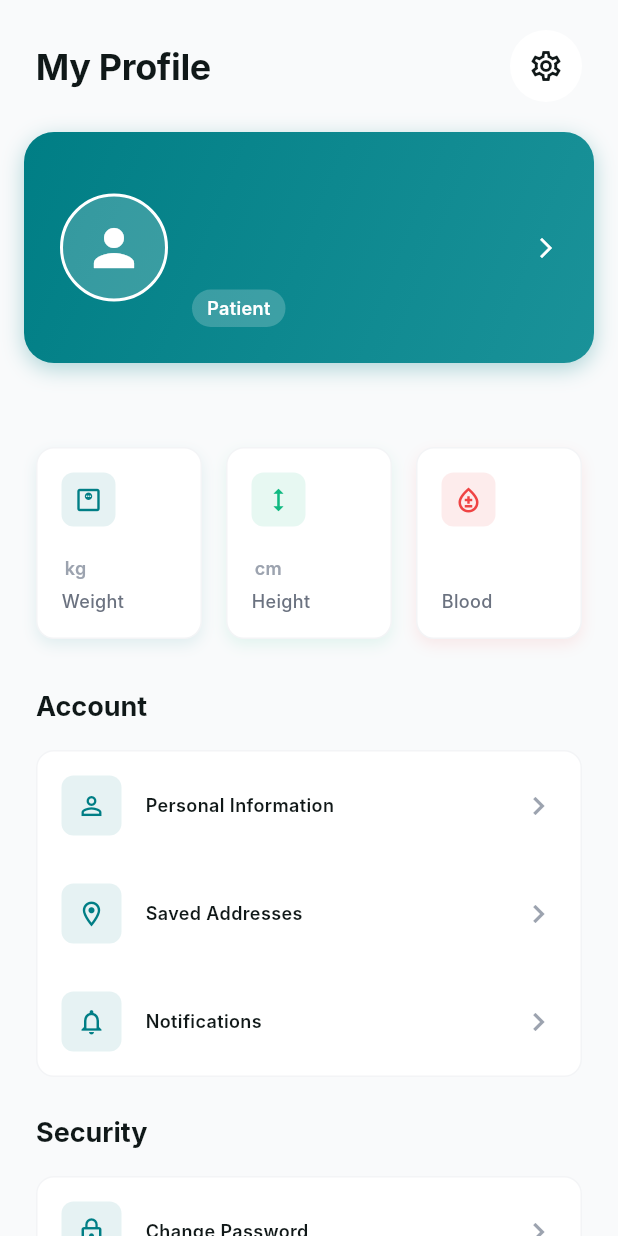
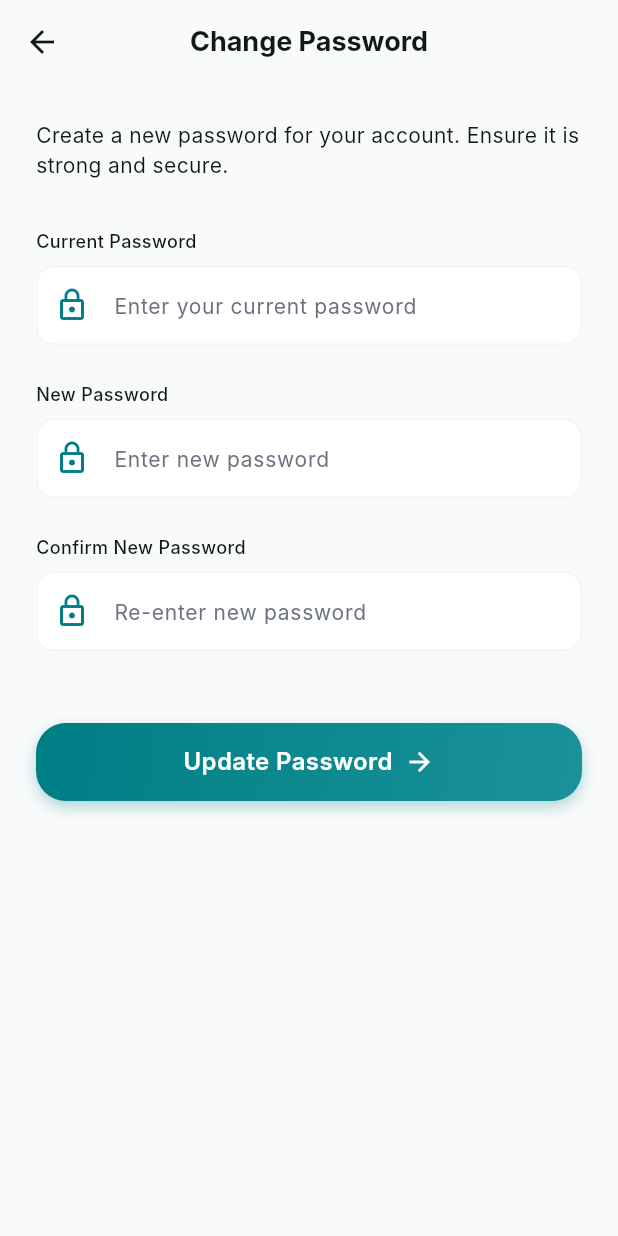
Before and after one commit to RohitDakare/Drepto_mobile, a Flutter app: the ProfilePage screen opened directly, after a tap on "Change Password", on a phone screen of 412 x 824 dp. Run offline on Flutter 3.47's test engine with Material 3 defaults, Android fonts, the phone set to English and light mode, and no system bars; our stand-ins replace dio, flutter_animate, flutter_screenutil, flutter_secure_storage, go_router, google_maps_flutter; accounts and stored records are empty; Roboto replaces fonts that are missing (Inter).

Commit message:
changes 6

```diff
--- a/drepto_healthcare/lib/core/services/appointment_service.dart
+++ b/drepto_healthcare/lib/core/services/appointment_service.dart
@@ -89,4 +89,10 @@ class AppointmentService {
       _appointments[index] = cancelled;
     }
   }
+
+  /// Get all appointments (for Admin Dashboard)
+  static Future<List<Appointment>> getAllAppointments() async {
+    await Future.delayed(const Duration(milliseconds: 500));
+    return List.from(_appointments);
+  }
 }
--- a/drepto_healthcare/lib/core/services/auth_service.dart
+++ b/drepto_healthcare/lib/core/services/auth_service.dart
@@ -32,6 +32,20 @@ class AuthService {
         'weight': '70',
         'height': '175',
         'bloodType': 'O+',
+      }
+    },
+    'admin@drepto.com': {
+      'password': _hashPassword('Admin@123'),
+      'user': {
+        'id': 'admin_1',
+        'email': 'admin@drepto.com',
+        'name': 'Super Admin',
+        'role': 'admin',
+        'phoneNumber': '+91 0000000000',
+        'isEmailVerified': true,
+        'isPhoneVerified': true,
+        'createdAt': DateTime.now().subtract(const Duration(days: 365)).toIso8601String(),
+        'lastLoginAt': DateTime.now().toIso8601String(),
       }
     },
   };
@@ -315,4 +329,59 @@ class AuthService {
       // Just return success
     }
   }
+  /// Change password
+  static Future<void> changePassword({
+    required String email,
+    required String oldPassword,
+    required String newPassword,
+  }) async {
+    // Simulate network delay
+    await Future.delayed(const Duration(seconds: 1));
+
+    final normalizedEmail = email.toLowerCase().trim();
+
+    // In production: await ApiService.post('/auth/change-password', data: {...});
+
+    if (!_mockUsers.containsKey(normalizedEmail)) {
+      throw AuthException('User not found', code: 'USER_NOT_FOUND');
+    }
+
+    final userData = _mockUsers[normalizedEmail]!;
+    final oldPasswordHash = _hashPassword(oldPassword);
+
+    if (userData['password'] != oldPasswordHash) {
+      throw AuthException('Incorrect old password', code: 'INVALID_CREDENTIALS');
+    }
+
+    if (newPassword.length < 8) {
+      throw AuthException('New password must be at least 8 characters', code: 'WEAK_PASSWORD');
+    }
+
+    // Update password
+    _mockUsers[normalizedEmail]!['password'] = _hashPassword(newPassword);
+  }
+
+  /// Get all users (for Admin Dashboard)
+  static Future<List<UserModel>> getAllUsers() async {
+    await Future.delayed(const Duration(milliseconds: 500));
+    return _mockUsers.values
+        .map((data) => UserModel.fromJson(data['user'] as Map<String, dynamic>))
+        .toList();
+  }
+
+  /// Get user statistics (for Admin Dashboard)
+  static Future<Map<String, int>> getUserStats() async {
+    await Future.delayed(const Duration(milliseconds: 500));
+    final users = _mockUsers.values
+        .map((data) => UserModel.fromJson(data['user'] as Map<String, dynamic>))
+        .toList();
+
+    return {
+      'total': users.length,
+      'patients': users.where((u) => u.role == UserRole.patient).length,
+      'doctors': users.where((u) => u.role == UserRole.doctor).length,
+      'nurses': users.where((u) => u.role == UserRole.nurse).length,
+      'pharmacy': users.where((u) => u.role == UserRole.pharmacy).length,
+    };
+  }
 }
--- a/drepto_healthcare/lib/models/user_model.dart
+++ b/drepto_healthcare/lib/models/user_model.dart
@@ -3,6 +3,7 @@ enum UserRole {
   doctor,
   nurse,
   pharmacy,
+  admin,
 }
 
 class UserModel {
@@ -139,6 +140,8 @@ class UserModel {
         return 'Nurse';
       case UserRole.pharmacy:
         return 'Pharmacy Staff';
+      case UserRole.admin:
+        return 'Administrator';
     }
   }
 }
--- a/drepto_healthcare/lib/router/app_router.dart
+++ b/drepto_healthcare/lib/router/app_router.dart
@@ -20,6 +20,8 @@ import '../screens/patient/doctor_selection_page.dart';
 import '../screens/notifications/notifications_page.dart';
 import '../screens/onboarding/forgot_password_page.dart';
 import '../screens/profile/edit_profile_page.dart';
+import '../screens/profile/change_password_page.dart';
+import '../screens/profile/privacy_policy_page.dart';
 import '../screens/pharmacy/staff/pharmacy_inventory_page.dart';
 import '../screens/pharmacy/staff/pharmacy_orders_page.dart';
 import '../screens/pharmacy/admin/pharmacy_admin_dashboard.dart';
@@ -202,6 +204,16 @@ class AppRouter {
           name: 'edit_profile',
           builder: (context, state) => const EditProfilePage(),
         ),
+        GoRoute(
+          path: '/profile/change-password',
+          name: 'change_password',
+          builder: (context, state) => const ChangePasswordPage(),
+        ),
+        GoRoute(
+          path: '/profile/privacy-policy',
+          name: 'privacy_policy',
+          builder: (context, state) => const PrivacyPolicyPage(),
+        ),
       ],
     );
   }
--- /dev/null
+++ b/drepto_healthcare/lib/screens/profile/change_password_page.dart
@@ -0,0 +1,155 @@
+import 'package:flutter/material.dart';
+import 'package:go_router/go_router.dart';
+import 'package:provider/provider.dart';
+import '../../core/constants/app_colors.dart';
+import '../../core/constants/app_spacing.dart';
+import '../../core/constants/app_text_styles.dart';
+import '../../core/providers/auth_provider.dart';
+import '../../widgets/buttons/app_buttons.dart';
+import '../../widgets/inputs/app_text_field.dart';
+
+class ChangePasswordPage extends StatefulWidget {
+  const ChangePasswordPage({super.key});
+
+  @override
+  State<ChangePasswordPage> createState() => _ChangePasswordPageState();
+}
+
+class _ChangePasswordPageState extends State<ChangePasswordPage> {
+  final _formKey = GlobalKey<FormState>();
+  final _oldPasswordController = TextEditingController();
+  final _newPasswordController = TextEditingController();
+  final _confirmPasswordController = TextEditingController();
+
+  bool _isLoading = false;
+
+  @override
+  void dispose() {
+    _oldPasswordController.dispose();
+    _newPasswordController.dispose();
+    _confirmPasswordController.dispose();
+    super.dispose();
+  }
+
+  Future<void> _handleChangePassword() async {
+    if (!_formKey.currentState!.validate()) return;
+
+    setState(() => _isLoading = true);
+
+    final authProvider = context.read<AuthProvider>();
+    final success = await authProvider.changePassword(
+      _oldPasswordController.text,
+      _newPasswordController.text,
+    );
+
+    setState(() => _isLoading = false);
+
+    if (mounted) {
+      if (success) {
+        ScaffoldMessenger.of(context).showSnackBar(
+          const SnackBar(
+            content: Text('Password changed successfully'),
+            backgroundColor: Colors.green,
+          ),
+        );
+        context.pop();
+      } else {
+        ScaffoldMessenger.of(context).showSnackBar(
+          SnackBar(
+            content: Text(authProvider.errorMessage ?? 'Failed to change password'),
+            backgroundColor: AppColors.error,
+          ),
+        );
+      }
+    }
+  }
+
+  @override
+  Widget build(BuildContext context) {
+    return Scaffold(
+      backgroundColor: AppColors.backgroundLight,
+      appBar: AppBar(
+        backgroundColor: Colors.transparent,
+        elevation: 0,
+        leading: IconButton(
+          icon: const Icon(Icons.arrow_back, color: AppColors.textPrimary),
+          onPressed: () => context.pop(),
+        ),
+        title: const Text('Change Password', style: AppTextStyles.h4),
+        centerTitle: true,
+      ),
+      body: SafeArea(
+        child: SingleChildScrollView(
+          padding: const EdgeInsets.all(24),
+          child: Form(
+            key: _formKey,
+            child: Column(
+              crossAxisAlignment: CrossAxisAlignment.start,
+              children: [
+                const Text(
+                  'Create a new password for your account. Ensure it is strong and secure.',
+                  style: AppTextStyles.bodyMedium,
+                ),
+                const SizedBox(height: 32),
+
+                AppTextField(
+                  label: 'Current Password',
+                  hint: 'Enter your current password',
+                  controller: _oldPasswordController,
+                  isPassword: true,
+                  prefixIcon: Icons.lock_outline,
+                  validator: (value) {
+                    if (value == null || value.isEmpty) {
+                      return 'Please enter your current password';
+                    }
+                    return null;
+                  },
+                ),
+                const SizedBox(height: 24),
+
+                AppTextField(
+                  label: 'New Password',
+                  hint: 'Enter new password',
+                  controller: _newPasswordController,
+                  isPassword: true,
+                  prefixIcon: Icons.lock_outline,
+                  validator: (value) {
+                    if (value == null || value.isEmpty) {
+                      return 'Please enter a new password';
+                    }
+                    if (value.length < 8) {
+                      return 'Password must be at least 8 characters';
+                    }
+                    return null;
+                  },
+                ),
+                const SizedBox(height: 24),
+
+                AppTextField(
+                  label: 'Confirm New Password',
+                  hint: 'Re-enter new password',
+                  controller: _confirmPasswordController,
+                  isPassword: true,
+                  prefixIcon: Icons.lock_outline,
+                  validator: (value) {
+                    if (value != _newPasswordController.text) {
+                      return 'Passwords do not match';
+                    }
+                    return null;
+                  },
+                ),
+                const SizedBox(height: 48),
+
+                PrimaryButton(
+                  text: 'Update Password',
+                  onPressed: _handleChangePassword,
+                  isLoading: _isLoading,
+                ),
+              ],
+            ),
+          ),
+        ),
+      ),
+    );
+  }
+}
--- a/drepto_healthcare/lib/screens/profile/profile_page.dart
+++ b/drepto_healthcare/lib/screens/profile/profile_page.dart
@@ -203,16 +203,11 @@ class ProfilePage extends StatelessWidget {
                   children: [
                     const Text('Account', style: AppTextStyles.h4),
                     const SizedBox(height: 16),
-                    _SettingsSection(
+                      _SettingsSection(
                       children: [
                         _SettingsItem(
                           icon: Icons.person_outline,
                           title: 'Personal Information',
-                          onTap: () {},
-                        ),
-                        _SettingsItem(
-                          icon: Icons.location_on_outlined,
-                          title: 'Saved Addresses',
                           onTap: () {},
                         ),
                         _SettingsItem(
@@ -233,12 +228,16 @@ class ProfilePage extends StatelessWidget {
                         _SettingsItem(
                           icon: Icons.lock_outline,
                           title: 'Change Password',
-                          onTap: () {},
+                          onTap: () {
+                             context.push('/profile/change-password');
+                          },
                         ),
                         _SettingsItem(
                           icon: Icons.security,
-                          title: 'Privacy Settings',
-                          onTap: () {},
+                          title: 'Privacy Policy',
+                          onTap: () {
+                             context.push('/profile/privacy-policy');
+                          },
                         ),
                       ],
                     ),
--- /dev/null
+++ b/drepto_healthcare/lib/widgets/inputs/app_text_field.dart
@@ -0,0 +1,70 @@
+import 'package:flutter/material.dart';
+import '../../core/constants/app_colors.dart';
+import '../../core/constants/app_spacing.dart';
+import '../../core/constants/app_text_styles.dart';
+
+class AppTextField extends StatelessWidget {
+  final String label;
+  final String hint;
+  final TextEditingController controller;
+  final bool isPassword;
+  final IconData? prefixIcon;
+  final String? Function(String?)? validator;
+  final TextInputType keyboardType;
+
+  const AppTextField({
+    super.key,
+    required this.label,
+    required this.hint,
+    required this.controller,
+    this.isPassword = false,
+    this.prefixIcon,
+    this.validator,
+    this.keyboardType = TextInputType.text,
+  });
+
+  @override
+  Widget build(BuildContext context) {
+    return Column(
+      crossAxisAlignment: CrossAxisAlignment.start,
+      children: [
+        Text(
+          label,
+          style: AppTextStyles.labelMedium,
+        ),
+        const SizedBox(height: 8),
+        TextFormField(
+          controller: controller,
+          obscureText: isPassword,
+          keyboardType: keyboardType,
+          validator: validator,
+          style: AppTextStyles.bodyMedium,
+          decoration: InputDecoration(
+            hintText: hint,
+            hintStyle: AppTextStyles.bodyMedium.copyWith(color: AppColors.textSecondary),
+            prefixIcon: prefixIcon != null ? Icon(prefixIcon, color: AppColors.primary) : null,
+            filled: true,
+            fillColor: AppColors.surfaceLight,
+            border: OutlineInputBorder(
+              borderRadius: AppSpacing.borderRadiusMd,
+              borderSide: const BorderSide(color: AppColors.borderLight),
+            ),
+            enabledBorder: OutlineInputBorder(
+              borderRadius: AppSpacing.borderRadiusMd,
+              borderSide: const BorderSide(color: AppColors.borderLight),
+            ),
+            focusedBorder: OutlineInputBorder(
+              borderRadius: AppSpacing.borderRadiusMd,
+              borderSide: const BorderSide(color: AppColors.primary, width: 2),
+            ),
+            errorBorder: OutlineInputBorder(
+              borderRadius: AppSpacing.borderRadiusMd,
+              borderSide: const BorderSide(color: AppColors.error),
+            ),
+            contentPadding: const EdgeInsets.symmetric(horizontal: 16, vertical: 16),
+          ),
+        ),
+      ],
+    );
+  }
+}
```
Also changed, not shown: drepto_healthcare/lib/core/providers/auth_provider.dart (+33 -0 lines), drepto_healthcare/lib/screens/admin/admin_dashboard.dart (+116 -36 lines), drepto_healthcare/lib/screens/profile/privacy_policy_page.dart (added, +97 -0 lines).
